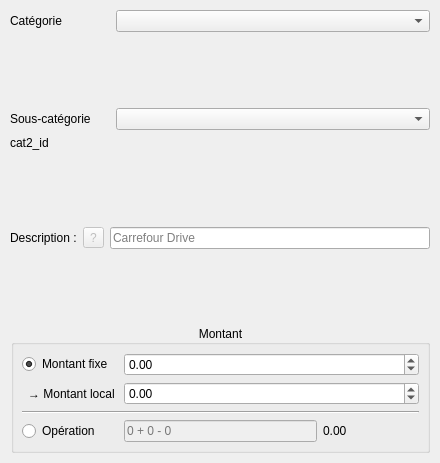
torway/OverAid, file lineform.ui: the form before one commit.
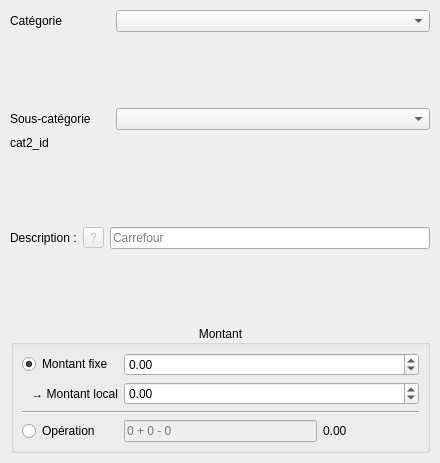
The form after the commit.

The edit to the form file:
```diff
--- a/lineform.ui
+++ b/lineform.ui
@@ -133,7 +133,10 @@
      <item>
       <widget class="QLineEdit" name="lineEditAdd_description">
        <property name="placeholderText">
-        <string>Carrefour Drive</string>
+        <string>Carrefour</string>
+       </property>
+       <property name="clearButtonEnabled">
+        <bool>true</bool>
        </property>
       </widget>
      </item>
@@ -246,7 +249,7 @@
         <item row="1" column="0">
          <widget class="QLabel" name="label_deviseCompte">
           <property name="text">
-           <string>→ Montant local </string>
+           <string>→ Montant local</string>
           </property>
           <property name="alignment">
            <set>Qt::AlignRight|Qt::AlignTrailing|Qt::AlignVCenter</set>
```
